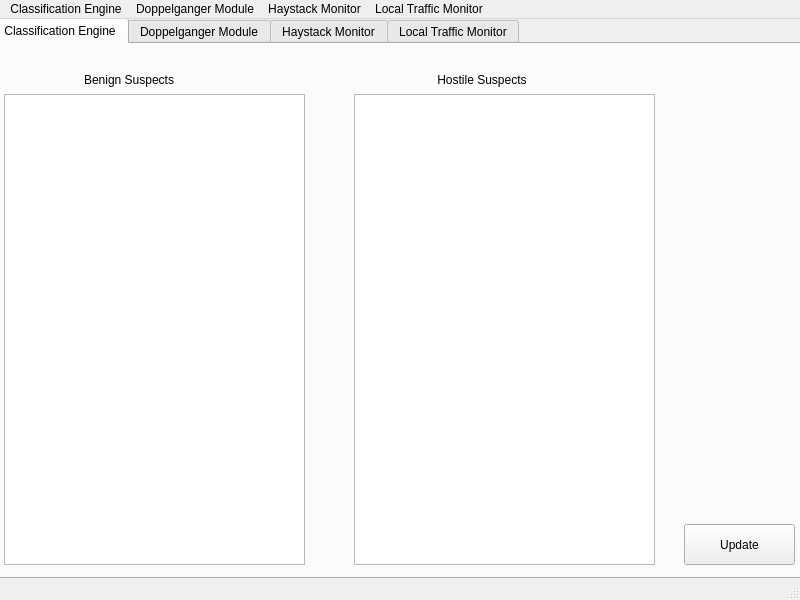
The window that NovaGUI/novagui.ui (altf4/Nova) describes before a commit, drawn with Qt 5.
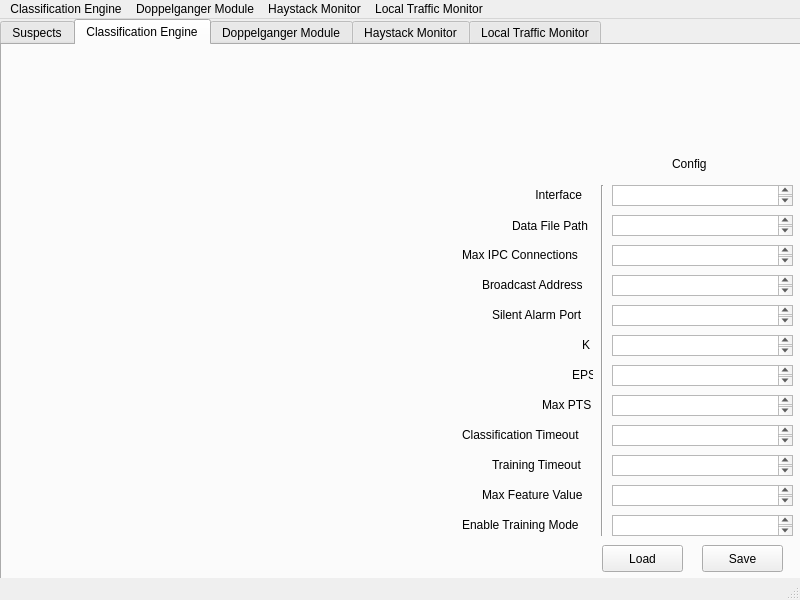
The same window after the commit. The open tabs and pages were chosen to show the change.

Commit message: Hooked all four Nova configuration files into the NovaGUI, basic implementation until a more concrete design is decided on. Appears to work correctly when tested - see ticket #20

Diff of the .ui file:
```diff
--- a/NovaGUI/novagui.ui
+++ b/NovaGUI/novagui.ui
@@ -17,8 +17,8 @@
    <widget class="QTabWidget" name="tabWidget">
     <property name="geometry">
      <rect>
-      <x>-8</x>
-      <y>-1</y>
+      <x>0</x>
+      <y>0</y>
       <width>811</width>
       <height>561</height>
      </rect>
@@ -26,23 +26,10 @@
     <property name="currentIndex">
      <number>0</number>
     </property>
-    <widget class="QWidget" name="CETab">
+    <widget class="QWidget" name="Suspects">
      <attribute name="title">
-      <string>Classification Engine</string>
+      <string>Suspects</string>
      </attribute>
-     <widget class="QPushButton" name="CEUpdate">
-      <property name="geometry">
-       <rect>
-        <x>690</x>
-        <y>480</y>
-        <width>111</width>
-        <height>41</height>
-       </rect>
-      </property>
-      <property name="text">
-       <string>Update</string>
-      </property>
-     </widget>
      <widget class="QListWidget" name="benignList">
       <property name="geometry">
        <rect>
@@ -90,6 +77,339 @@
       </property>
      </widget>
     </widget>
+    <widget class="QWidget" name="CETab">
+     <attribute name="title">
+      <string>Classification Engine</string>
+     </attribute>
+     <widget class="QPushButton" name="CELoadButton">
+      <property name="geometry">
+       <rect>
+        <x>600</x>
+        <y>500</y>
+        <width>81</width>
+        <height>27</height>
+       </rect>
+      </property>
+      <property name="text">
+       <string>Load</string>
+      </property>
+     </widget>
+     <widget class="QPlainTextEdit" name="CETrainingTimeoutEdit">
+      <property name="geometry">
+       <rect>
+        <x>610</x>
+        <y>410</y>
+        <width>181</width>
+        <height>21</height>
+       </rect>
+      </property>
+     </widget>
+     <widget class="QLabel" name="CEInterfaceLabel">
+      <property name="geometry">
+       <rect>
+        <x>530</x>
+        <y>140</y>
+        <width>71</width>
+        <height>20</height>
+       </rect>
+      </property>
+      <property name="text">
+       <string> Interface</string>
+      </property>
+     </widget>
+     <widget class="QLabel" name="CEIPCMaxConnectLabel">
+      <property name="geometry">
+       <rect>
+        <x>460</x>
+        <y>200</y>
+        <width>131</width>
+        <height>20</height>
+       </rect>
+      </property>
+      <property name="text">
+       <string>Max IPC Connections</string>
+      </property>
+     </widget>
+     <widget class="QPushButton" name="CESaveButton">
+      <property name="geometry">
+       <rect>
+        <x>700</x>
+        <y>500</y>
+        <width>81</width>
+        <height>27</height>
+       </rect>
+      </property>
+      <property name="text">
+       <string>Save</string>
+      </property>
+     </widget>
+     <widget class="QPlainTextEdit" name="CEMaxFeatureValEdit">
+      <property name="geometry">
+       <rect>
+        <x>610</x>
+        <y>440</y>
+        <width>181</width>
+        <height>21</height>
+       </rect>
+      </property>
+     </widget>
+     <widget class="QLabel" name="CEConfigLabel">
+      <property name="geometry">
+       <rect>
+        <x>670</x>
+        <y>110</y>
+        <width>67</width>
+        <height>17</height>
+       </rect>
+      </property>
+      <property name="text">
+       <string>Config</string>
+      </property>
+     </widget>
+     <widget class="QPlainTextEdit" name="CEEnableTrainingEdit">
+      <property name="geometry">
+       <rect>
+        <x>610</x>
+        <y>470</y>
+        <width>181</width>
+        <height>21</height>
+       </rect>
+      </property>
+     </widget>
+     <widget class="QLabel" name="CEDatafileLabel">
+      <property name="geometry">
+       <rect>
+        <x>510</x>
+        <y>170</y>
+        <width>81</width>
+        <height>21</height>
+       </rect>
+      </property>
+      <property name="text">
+       <string>Data File Path</string>
+      </property>
+     </widget>
+     <widget class="Line" name="CELine_2">
+      <property name="geometry">
+       <rect>
+        <x>590</x>
+        <y>140</y>
+        <width>20</width>
+        <height>351</height>
+       </rect>
+      </property>
+      <property name="orientation">
+       <enum>Qt::Vertical</enum>
+      </property>
+     </widget>
+     <widget class="QPlainTextEdit" name="CEMaxPtsEdit">
+      <property name="geometry">
+       <rect>
+        <x>610</x>
+        <y>350</y>
+        <width>181</width>
+        <height>21</height>
+       </rect>
+      </property>
+     </widget>
+     <widget class="QPlainTextEdit" name="CEClassificationTimeoutEdit">
+      <property name="geometry">
+       <rect>
+        <x>610</x>
+        <y>380</y>
+        <width>181</width>
+        <height>21</height>
+       </rect>
+      </property>
+     </widget>
+     <widget class="QPlainTextEdit" name="CEEPSEdit">
+      <property name="geometry">
+       <rect>
+        <x>610</x>
+        <y>320</y>
+        <width>181</width>
+        <height>21</height>
+       </rect>
+      </property>
+     </widget>
+     <widget class="QPlainTextEdit" name="CEBroadcastAddrEdit">
+      <property name="geometry">
+       <rect>
+        <x>610</x>
+        <y>230</y>
+        <width>181</width>
+        <height>21</height>
+       </rect>
+      </property>
+     </widget>
+     <widget class="QPlainTextEdit" name="CESilentAlarmPortEdit">
+      <property name="geometry">
+       <rect>
+        <x>610</x>
+        <y>260</y>
+        <width>181</width>
+        <height>21</height>
+       </rect>
+      </property>
+     </widget>
+     <widget class="QPlainTextEdit" name="CEKEdit">
+      <property name="geometry">
+       <rect>
+        <x>610</x>
+        <y>290</y>
+        <width>181</width>
+        <height>21</height>
+       </rect>
+      </property>
+     </widget>
+     <widget class="QPlainTextEdit" name="CEInterfaceEdit">
+      <property name="geometry">
+       <rect>
+        <x>610</x>
+        <y>140</y>
+        <width>181</width>
+        <height>21</height>
+       </rect>
+      </property>
+     </widget>
+     <widget class="QPlainTextEdit" name="CEIPCMaxConnectEdit">
+      <property name="geometry">
+       <rect>
+        <x>610</x>
+        <y>200</y>
+        <width>181</width>
+        <height>21</height>
+       </rect>
+      </property>
+     </widget>
+     <widget class="QPlainTextEdit" name="CEDatafileEdit">
+      <property name="geometry">
+       <rect>
+        <x>610</x>
+        <y>170</y>
+        <width>181</width>
+        <height>21</height>
+       </rect>
+      </property>
+     </widget>
+     <widget class="QLabel" name="CEBroadcastAddrLabel">
+      <property name="geometry">
+       <rect>
+        <x>480</x>
+        <y>230</y>
+        <width>121</width>
+        <height>20</height>
+       </rect>
+      </property>
+      <property name="text">
+       <string>Broadcast Address</string>
+      </property>
+     </widget>
+     <widget class="QLabel" name="CESilentAlarmPortLabel">
+      <property name="geometry">
+       <rect>
+        <x>490</x>
+        <y>260</y>
+        <width>101</width>
+        <height>20</height>
+       </rect>
+      </property>
+      <property name="text">
+       <string>Silent Alarm Port</string>
+      </property>
+     </widget>
+     <widget class="QLabel" name="CEKLabel">
+      <property name="geometry">
+       <rect>
+        <x>580</x>
+        <y>290</y>
+        <width>16</width>
+        <height>20</height>
+       </rect>
+      </property>
+      <property name="text">
+       <string>K</string>
+      </property>
+     </widget>
+     <widget class="QLabel" name="CEEPSLabel">
+      <property name="geometry">
+       <rect>
+        <x>570</x>
+        <y>320</y>
+        <width>21</width>
+        <height>20</height>
+       </rect>
+      </property>
+      <property name="text">
+       <string>EPS</string>
+      </property>
+     </widget>
+     <widget class="QLabel" name="CEMaxPtsLabel">
+      <property name="geometry">
+       <rect>
+        <x>540</x>
+        <y>350</y>
+        <width>51</width>
+        <height>20</height>
+       </rect>
+      </property>
+      <property name="text">
+       <string>Max PTS</string>
+      </property>
+     </widget>
+     <widget class="QLabel" name="CEClassificationTimeoutLabel">
+      <property name="geometry">
+       <rect>
+        <x>460</x>
+        <y>380</y>
+        <width>131</width>
+        <height>20</height>
+       </rect>
+      </property>
+      <property name="text">
+       <string>Classification Timeout</string>
+      </property>
+     </widget>
+     <widget class="QLabel" name="CETrainingTimeoutLabel">
+      <property name="geometry">
+       <rect>
+        <x>490</x>
+        <y>410</y>
+        <width>101</width>
+        <height>20</height>
+       </rect>
+      </property>
+      <property name="text">
+       <string>Training Timeout</string>
+      </property>
+     </widget>
+     <widget class="QLabel" name="CEMaxFeatureValLabel">
+      <property name="geometry">
+       <rect>
+        <x>480</x>
+        <y>440</y>
+        <width>111</width>
+        <height>20</height>
+       </rect>
+      </property>
+      <property name="text">
+       <string>Max Feature Value</string>
+      </property>
+     </widget>
+     <widget class="QLabel" name="CEEnableTrainingLabel">
+      <property name="geometry">
+       <rect>
+        <x>460</x>
+        <y>470</y>
+        <width>131</width>
+        <height>20</height>
+       </rect>
+      </property>
+      <property name="text">
+       <string>Enable Training Mode</string>
+      </property>
+     </widget>
+    </widget>
     <widget class="QWidget" name="DMTab">
      <attribute name="title">
       <string>Doppelganger Module</string>
```
Left out of the diff: 391 changed lines with no effect on the pictures. The commit also changes 5 other files.
